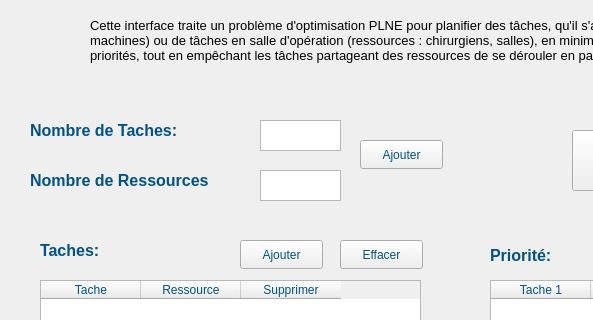
Above: Interfaces/window2.ui from MohamedRebai41/Operations_Research_Project before the change; both pictures show x 0 to 593 and y 100 to 420 of the 954 by 885 pixel window. Below: the same form after it.
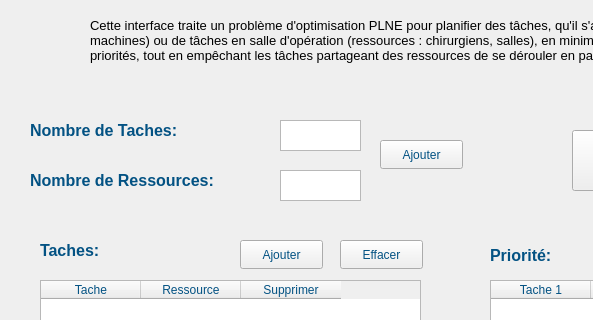
That is the form after the change.

```diff
--- a/Interfaces/window2.ui
+++ b/Interfaces/window2.ui
@@ -156,7 +156,7 @@
   <widget class="QTextEdit" name="text1">
    <property name="geometry">
     <rect>
-     <x>260</x>
+     <x>280</x>
      <y>220</y>
      <width>81</width>
      <height>31</height>
@@ -166,7 +166,7 @@
   <widget class="QTextEdit" name="text2">
    <property name="geometry">
     <rect>
-     <x>260</x>
+     <x>280</x>
      <y>270</y>
      <width>81</width>
      <height>31</height>
@@ -216,7 +216,7 @@
     </font>
    </property>
    <property name="text">
-    <string>Nombre de Ressources</string>
+    <string>Nombre de Ressources:</string>
    </property>
   </widget>
   <widget class="QTableWidget" name="table">
@@ -247,7 +247,7 @@
   <widget class="QPushButton" name="button2">
    <property name="geometry">
     <rect>
-     <x>360</x>
+     <x>380</x>
      <y>240</y>
      <width>83</width>
      <height>29</height>
```
